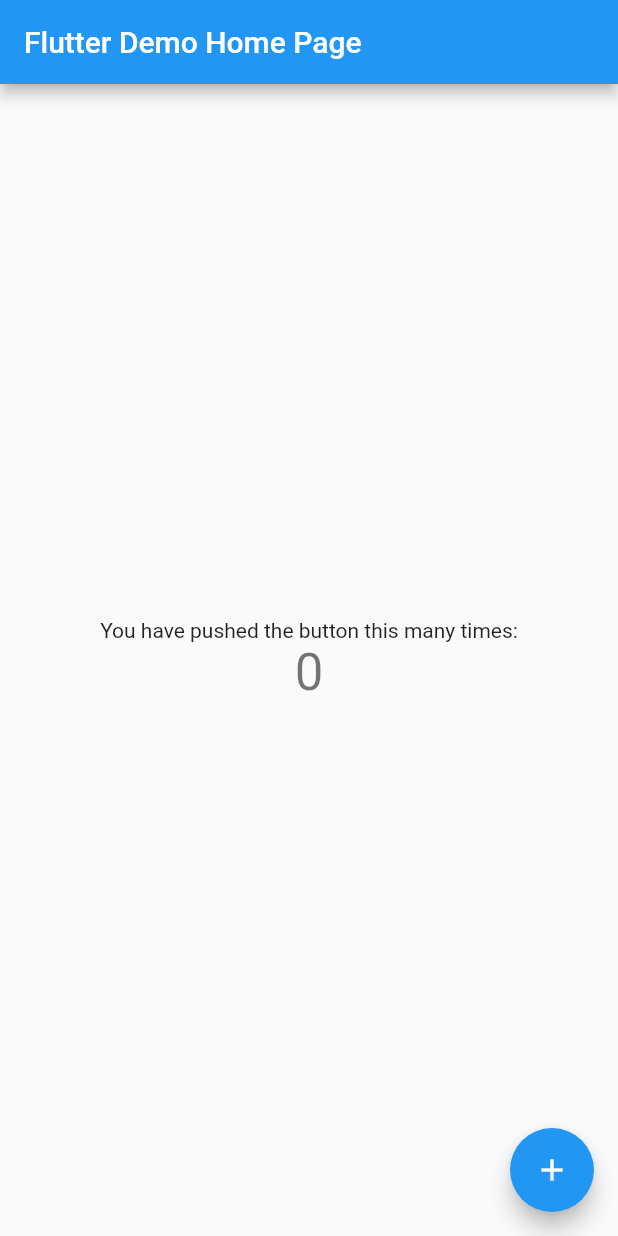
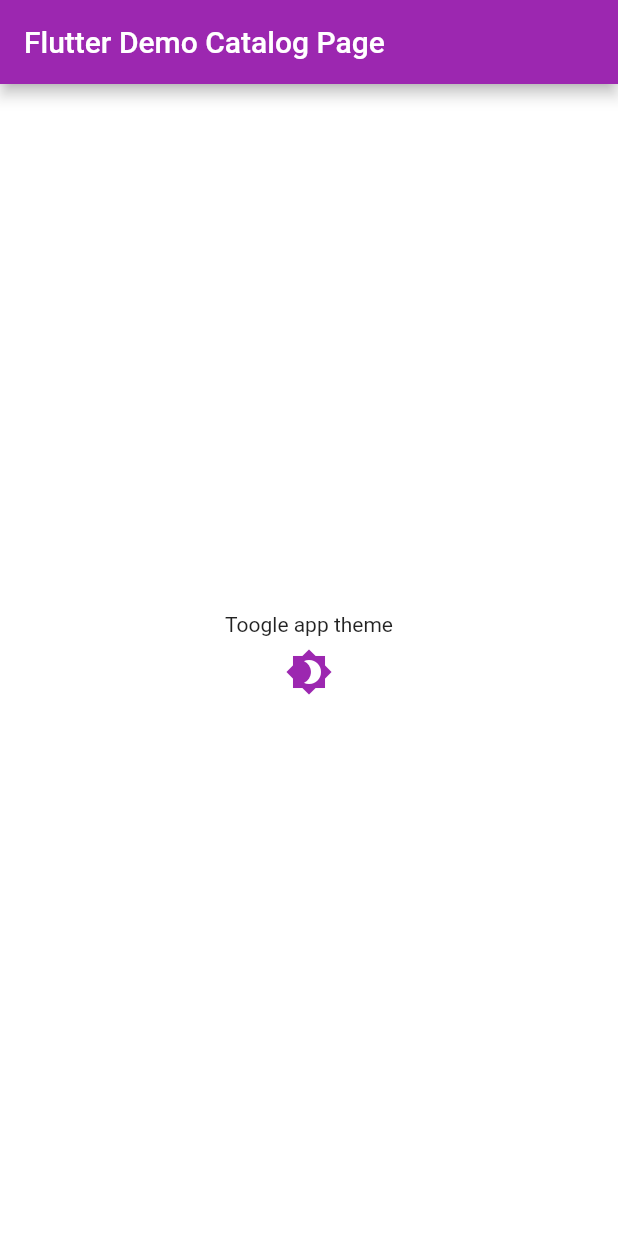
Before and after one commit to OptimusCenturio/flutter_scalable_reactive_arch, a Flutter app: the screen it shows after launch, on a phone screen of 412 x 824 dp. Run offline on Flutter 3.47's test engine with Material 2 defaults, Android fonts, the light colour scheme and no system bars; our stand-ins replace bloc, equatable.

Commit message:
[Theme]: – App theme structure – Light or dark mode README.md updated

```diff
--- a/lib/app.dart
+++ b/lib/app.dart
@@ -1,61 +1,41 @@
 import 'package:flutter/material.dart';
+import 'package:flutter/scheduler.dart';
+import 'package:flutter_scalable_reactive_arch/theme/custom_theme.dart';
 
-class App extends StatelessWidget {
+import 'catalog/view/catalog_page.dart';
+import 'theme/config.dart';
+
+class MyApp extends StatefulWidget {
+  const MyApp({Key key}) : super(key: key);
+
   @override
-  Widget build(BuildContext context) {
-    return MaterialApp(
-      title: 'Flutter Demo',
-      theme: ThemeData(
-        primarySwatch: Colors.blue,
-      ),
-      home: CounterPage(title: 'Flutter Demo Home Page'),
-    );
-  }
+  _MyAppState createState() => _MyAppState();
 }
 
-class CounterPage extends StatefulWidget {
-  CounterPage({Key key, this.title}) : super(key: key);
+class _MyAppState extends State {
+  @override
+  void initState() {
+    super.initState();
 
-  final String title;
+    // Set system theme brightness (light or dark) for the start
+    var brightness = SchedulerBinding.instance.window.platformBrightness;
+    currentTheme.isDark = brightness == Brightness.dark;
 
-  @override
-  _MyHomePageState createState() => _MyHomePageState();
-}
-
-class _MyHomePageState extends State<CounterPage> {
-  int _counter = 0;
-
-  void _incrementCounter() {
-    setState(() {
-      _counter++;
+    // Listen to changes from `currentTheme` and trigger a widget rebuild
+    currentTheme.addListener(() {
+      setState(() {});
     });
   }
 
   @override
   Widget build(BuildContext context) {
-    return Scaffold(
-      appBar: AppBar(
-        title: Text(widget.title),
-      ),
-      body: Center(
-        child: Column(
-          mainAxisAlignment: MainAxisAlignment.center,
-          children: <Widget>[
-            Text(
-              'You have pushed the button this many times:',
-            ),
-            Text(
-              '$_counter',
-              style: Theme.of(context).textTheme.headline4,
-            ),
-          ],
-        ),
-      ),
-      floatingActionButton: FloatingActionButton(
-        onPressed: _incrementCounter,
-        tooltip: 'Increment',
-        child: Icon(Icons.add),
-      ), // This trailing comma makes auto-formatting nicer for build methods.
+    return MaterialApp(
+      title: 'Flutter Demo',
+      theme: CustomTheme.lightTheme,
+      darkTheme: CustomTheme.darkTheme,
+      themeMode: currentTheme.currentTheme,
+      home: CatalogPage(title: 'Flutter Demo Catalog Page'),
+      debugShowCheckedModeBanner: false,
     );
   }
 }
--- /dev/null
+++ b/lib/catalog/view/catalog_page.dart
@@ -0,0 +1,38 @@
+import 'package:flutter/material.dart';
+
+import '../../theme/colors.dart';
+import '../../theme/config.dart';
+
+class CatalogPage extends StatefulWidget {
+  CatalogPage({Key key, this.title}) : super(key: key);
+
+  final String title;
+
+  @override
+  _MyHomePageState createState() => _MyHomePageState();
+}
+
+class _MyHomePageState extends State<CatalogPage> {
+  @override
+  Widget build(BuildContext context) {
+    return Scaffold(
+      appBar: AppBar(
+        title: Text(widget.title),
+      ),
+      body: Center(
+        child: Column(
+          mainAxisAlignment: MainAxisAlignment.center,
+          children: <Widget>[
+            Text('Toogle app theme'),
+
+            /// Toogle app theme
+            IconButton(
+              icon: Icon(Icons.brightness_4, size: 32.0, color: AppColors.purple),
+              onPressed: () => currentTheme.toggleTheme(),
+            ),
+          ],
+        ),
+      ),
+    );
+  }
+}
--- a/lib/main.dart
+++ b/lib/main.dart
@@ -8,5 +8,5 @@
   /// App bloc observer
   Bloc.observer = AppBlocObserver();
 
-  runApp(App());
+  runApp(MyApp());
 }
--- /dev/null
+++ b/lib/theme/colors.dart
@@ -0,0 +1,7 @@
+import 'package:flutter/material.dart';
+
+class AppColors {
+  static Color get purple => Colors.purple;
+  static Color get lightPurple => Colors.purpleAccent;
+  static Color get darkGrey => Colors.grey[900];
+}
--- /dev/null
+++ b/lib/theme/config.dart
@@ -0,0 +1,3 @@
+import 'custom_theme.dart';
+
+CustomTheme currentTheme = CustomTheme();
--- /dev/null
+++ b/lib/theme/custom_theme.dart
@@ -0,0 +1,38 @@
+import 'package:flutter/material.dart';
+
+import 'colors.dart';
+
+class CustomTheme with ChangeNotifier {
+  static bool _isDarkTheme = false;
+  set isDark(bool val) => _isDarkTheme = val;
+
+  ThemeMode get currentTheme => _isDarkTheme ? ThemeMode.dark : ThemeMode.light;
+
+  void toggleTheme() {
+    _isDarkTheme = !_isDarkTheme;
+    notifyListeners();
+  }
+
+  /// Light theme
+  static ThemeData get lightTheme {
+    return ThemeData(
+        primaryColor: AppColors.purple,
+        scaffoldBackgroundColor: Colors.white,
+        buttonTheme: ButtonThemeData(
+          shape: RoundedRectangleBorder(borderRadius: BorderRadius.circular(18.0)),
+          buttonColor: AppColors.lightPurple,
+        ));
+  }
+
+  /// Dark theme
+  static ThemeData get darkTheme {
+    return ThemeData(
+        primaryColor: AppColors.darkGrey,
+        scaffoldBackgroundColor: Colors.black,
+        textTheme: ThemeData.dark().textTheme,
+        buttonTheme: ButtonThemeData(
+          shape: RoundedRectangleBorder(borderRadius: BorderRadius.circular(18.0)),
+          buttonColor: AppColors.lightPurple,
+        ));
+  }
+}
```
Also changed, not shown: 2 other files.
